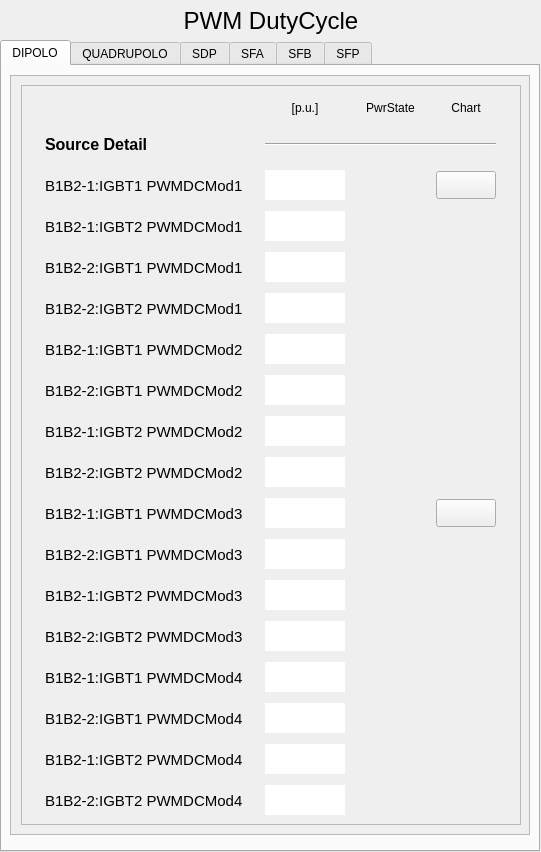
This is ui/pwmsi.ui in lnls-gop/gop-monitor as Qt 5 draws it before an edit. The edited form follows.
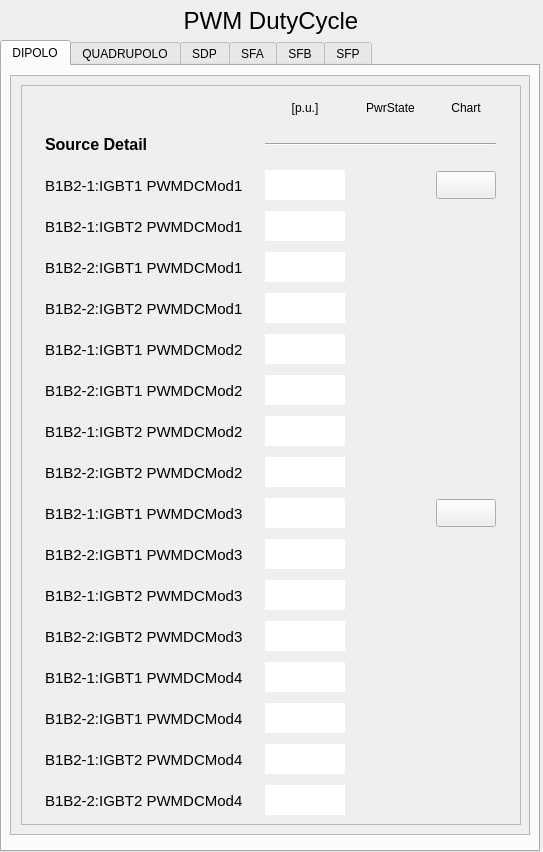
This is the edited form. Custom widgets are drawn as their Qt base class.

The edit to the form file:
```diff
--- a/ui/pwmsi.ui
+++ b/ui/pwmsi.ui
@@ -6,7 +6,7 @@
    <rect>
     <x>0</x>
     <y>0</y>
-    <width>541</width>
+    <width>543</width>
     <height>852</height>
    </rect>
   </property>
```
Left out of the diff: 4 changed lines with no effect on the pictures.
